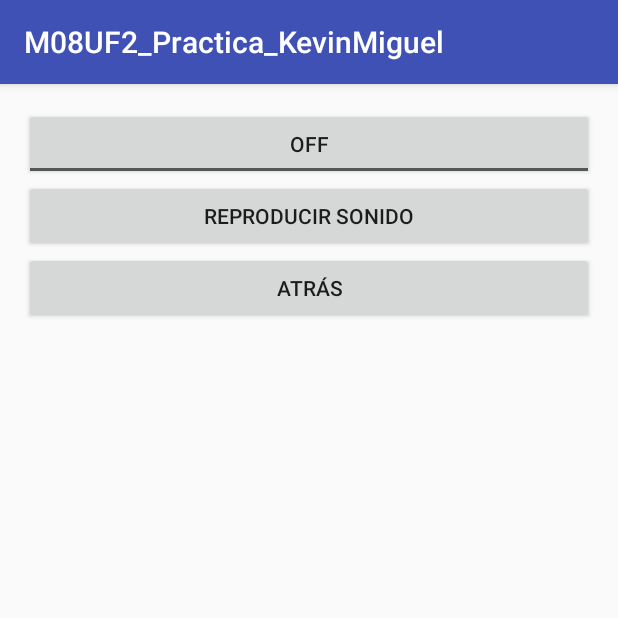
After one commit to kegoco/M08UF2_Practica_KevinMiguel, an Android app: the Btn04_Sonido screen opened directly, with no data from a screen before it, on a phone screen of 412 x 824 dp, the top half of it. The commit adds this screen. Run offline under Robolectric (Android 15) with nearby library versions, the phone set to English and light mode, and no system bars.

Commit message:
Apartado del botón 4 (sonido).

```diff
--- a/app/src/main/AndroidManifest.xml
+++ b/app/src/main/AndroidManifest.xml
@@ -1,6 +1,9 @@
 <?xml version="1.0" encoding="utf-8"?>
 <manifest xmlns:android="http://schemas.android.com/apk/res/android"
     package="com.example.kevin.m08uf2_practica_kevinmiguel">
+
+    <uses-permission android:name="android.permission.WRITE_EXTERNAL_STORAGE"/>
+    <uses-permission android:name="android.permission.RECORD_AUDIO"/>
 
     <application
         android:allowBackup="true"
@@ -15,6 +18,7 @@
                 <category android:name="android.intent.category.LAUNCHER" />
             </intent-filter>
         </activity>
+        <activity android:name=".Btn04_Sonido"></activity>
     </application>
 
 </manifest>
--- /dev/null
+++ b/app/src/main/java/com/example/kevin/m08uf2_practica_kevinmiguel/Btn04_Sonido.java
@@ -0,0 +1,121 @@
+package com.example.kevin.m08uf2_practica_kevinmiguel;
+
+import android.media.MediaPlayer;
+import android.media.MediaRecorder;
+import android.os.Environment;
+import android.support.v7.app.AppCompatActivity;
+import android.os.Bundle;
+import android.view.View;
+import android.widget.Button;
+import android.widget.ToggleButton;
+
+import java.io.IOException;
+
+public class Btn04_Sonido extends AppCompatActivity {
+
+    private ToggleButton btnGrabarSonido;
+    private Button btnReproducirSonido;
+    private Button btnAtras;
+
+    private static String nombreFichero1 = null;
+    private static String nombreFichero2 = null;
+
+    private boolean grabandoSonido = false;
+    private boolean reproduciendoSonido = false;
+
+    private MediaRecorder mRecorder = null;
+    private MediaPlayer mPlayer = null;
+
+    @Override
+    protected void onCreate(Bundle savedInstanceState) {
+        super.onCreate(savedInstanceState);
+        setContentView(R.layout.activity_btn04__sonido);
+
+        btnGrabarSonido = (ToggleButton) findViewById(R.id.btnGrabarSonido);
+        btnReproducirSonido = (Button) findViewById(R.id.btnReproducirSonido);
+        btnAtras = (Button) findViewById(R.id.btnAtras);
+
+        // Generar nombre del fichero.
+        nombreFichero1 = Environment.getExternalStorageDirectory() + "/gravacio1.3gp";
+        nombreFichero2 = getExternalFilesDir(null) + "/gravacio2.3gp";
+
+        // Botón que decidirá comenzar a grabar el sonido o parará de grabar el sonido.
+        btnGrabarSonido.setOnClickListener(new View.OnClickListener(){
+            @Override
+            public void onClick (View v) {
+                if (!grabandoSonido) {
+                    comienzaGrabacion();  // Inicia la grabación de sonido.
+                } else {
+                    pararGrabacion();  // Detiene la grabación de sonido.
+                }
+                grabandoSonido = !grabandoSonido;  // Cambia el estado de grabación.
+            }
+        });
+
+        // Botón que decidirá comenzar a reproducir el sonido que hemos grabado o parar de reproducir el mismo.
+        btnReproducirSonido.setOnClickListener(new View.OnClickListener(){
+            @Override
+            public void onClick (View v) {
+                if (!reproduciendoSonido) {
+                    comenzarReproduccion();
+                } else {
+                    pararReproduccion();
+                }
+                reproduciendoSonido = !reproduciendoSonido;
+            }
+        });
+
+        // Botón para volver a la actividad anterior.
+        btnAtras.setOnClickListener(new View.OnClickListener(){
+            @Override
+            public void onClick (View v) {
+                System.exit(0);
+            }
+        });
+    }
+
+    // Método para comenzar a grabar el sonido.
+    private void comienzaGrabacion() {
+        // Crea el MediaRecorder y especifica la fuente de audio, el formato de salida y el ficero, y el codificador de audio.
+        mRecorder = new MediaRecorder();
+        mRecorder.setAudioSource(MediaRecorder.AudioSource.MIC);
+        mRecorder.setOutputFormat(MediaRecorder.OutputFormat.THREE_GPP);
+        mRecorder.setOutputFile(nombreFichero1);
+        mRecorder.setAudioEncoder(MediaRecorder.AudioEncoder.AMR_NB);
+
+        try {
+            // Enllestim la grabación.
+            mRecorder.prepare();
+        } catch (IOException e) {
+            e.printStackTrace();
+        }
+
+        // Si se dispone de todoo correctamente, se comienza a grabar.
+        mRecorder.start();
+    }
+
+    // Método para detener la grabación de sonido.
+    private void pararGrabacion() {
+        mRecorder.stop();
+        mRecorder.release();
+        mRecorder = null;
+    }
+
+    // Método para comenzar a reproducir el sonido previamente grabado.
+    private void comenzarReproduccion() {
+        mPlayer = new MediaPlayer();
+        try {
+            mPlayer.setDataSource(nombreFichero1);
+            mPlayer.prepare();
+            mPlayer.start();
+        } catch (IOException e) {
+            e.printStackTrace();
+        }
+    }
+
+    // Método para parar de reproducir el sonido previamente grabado.
+    private void pararReproduccion() {
+        mPlayer.release();
+        mPlayer = null;
+    }
+}
--- /dev/null
+++ b/app/src/main/res/layout/activity_btn04__sonido.xml
@@ -0,0 +1,37 @@
+<?xml version="1.0" encoding="utf-8"?>
+<RelativeLayout xmlns:android="http://schemas.android.com/apk/res/android"
+    xmlns:tools="http://schemas.android.com/tools"
+    android:id="@+id/activity_btn04__sonido"
+    android:layout_width="match_parent"
+    android:layout_height="match_parent"
+    android:paddingBottom="@dimen/activity_vertical_margin"
+    android:paddingLeft="@dimen/activity_horizontal_margin"
+    android:paddingRight="@dimen/activity_horizontal_margin"
+    android:paddingTop="@dimen/activity_vertical_margin"
+    tools:context="com.example.kevin.m08uf2_practica_kevinmiguel.Btn04_Sonido">
+
+    <LinearLayout
+        android:orientation="vertical"
+        android:layout_width="match_parent"
+        android:layout_height="match_parent"
+        tools:ignore="UselessParent">
+
+        <ToggleButton
+            android:text="@string/grabar_sonido"
+            android:layout_width="match_parent"
+            android:layout_height="wrap_content"
+            android:id="@+id/btnGrabarSonido" />
+
+        <Button
+            android:text="@string/reproducir_sonido"
+            android:layout_width="match_parent"
+            android:layout_height="wrap_content"
+            android:id="@+id/btnReproducirSonido" />
+
+        <Button
+            android:text="@string/atr_s"
+            android:layout_width="match_parent"
+            android:layout_height="wrap_content"
+            android:id="@+id/btnAtras" />
+    </LinearLayout>
+</RelativeLayout>
--- a/app/src/main/res/layout/activity_main.xml
+++ b/app/src/main/res/layout/activity_main.xml
@@ -69,7 +69,7 @@
             <Button
                 android:layout_width="match_parent"
                 android:layout_height="159dp"
-                android:id="@+id/btn6"
+                android:id="@+id/btn04"
                 android:background="@drawable/so" />
 
         </LinearLayout>
--- a/app/src/main/res/values/strings.xml
+++ b/app/src/main/res/values/strings.xml
@@ -1,3 +1,6 @@
 <resources>
     <string name="app_name">M08UF2_Practica_KevinMiguel</string>
+    <string name="grabar_sonido">Grabar sonido</string>
+    <string name="atr_s">Atrás</string>
+    <string name="reproducir_sonido">Reproducir sonido</string>
 </resources>
```
Also changed, not shown: app/src/main/java/com/example/kevin/m08uf2_practica_kevinmiguel/MainActivity.java (+11 -1 lines).
